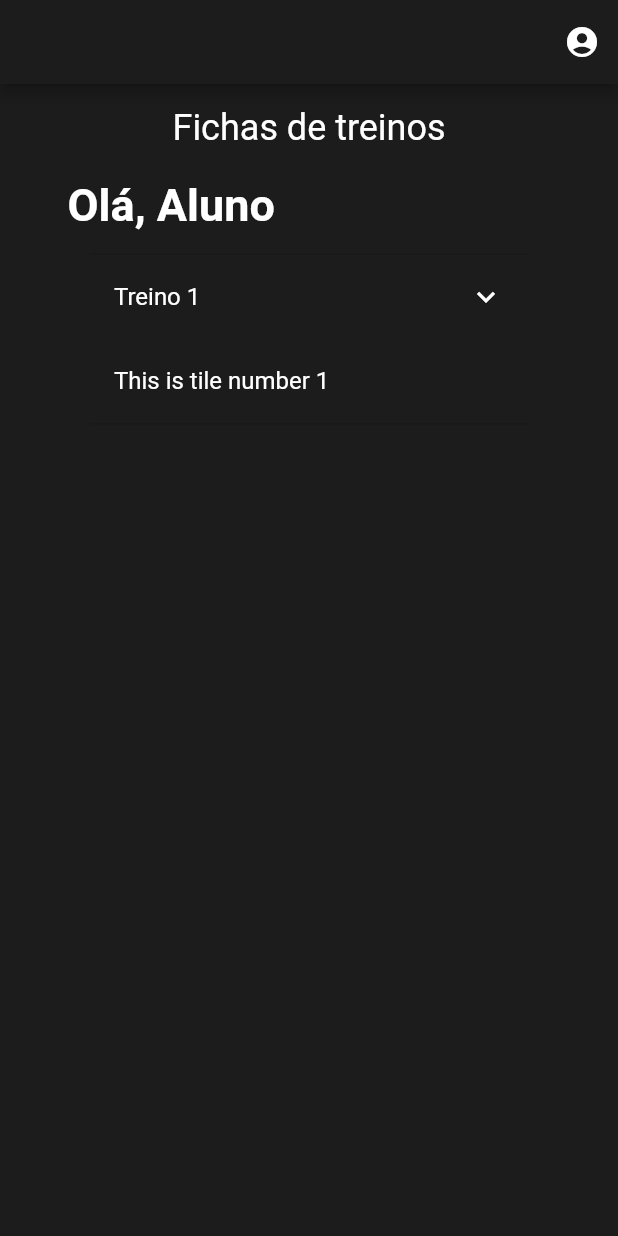
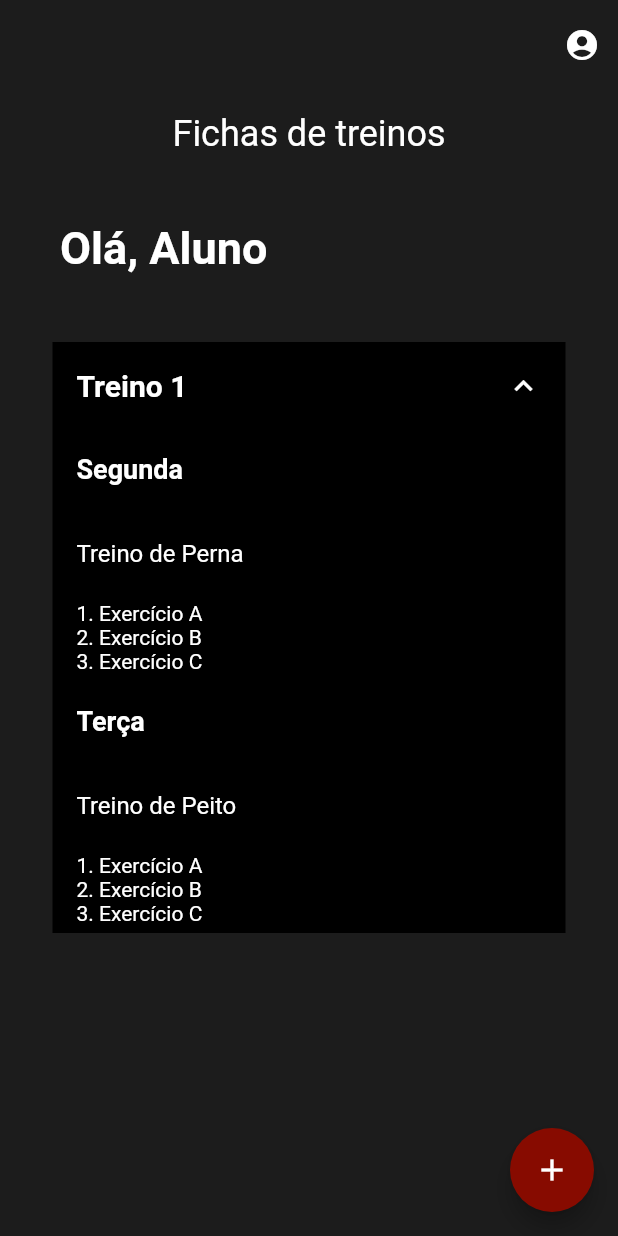
Before and after one commit to marcos-barcelar/IronChampions-app, a Flutter app: the screen it shows after launch, after a tap on "Treino 1", on a phone screen of 412 x 824 dp. Run offline on Flutter 3.47's test engine with Material 2 defaults, Android fonts, the phone set to English and light mode, and no system bars.

Commit message:
tela principal refeita e finalizada

```diff
--- a/lib/screens/primary_screen.dart
+++ b/lib/screens/primary_screen.dart
@@ -1,14 +1,21 @@
 import 'package:flutter/material.dart';
 
-class PrimaryScreen extends StatelessWidget {
+class PrimaryScreen extends StatefulWidget {
   const PrimaryScreen({Key? key}) : super(key: key);
 
+  @override
+  _PrimaryScreenState createState() => _PrimaryScreenState();
+}
+
+class _PrimaryScreenState extends State<PrimaryScreen> {
   @override
   Widget build(BuildContext context) {
     return Scaffold(
       backgroundColor: Color(0xFF1C1C1C),
       appBar: AppBar(
         backgroundColor: Color(0xFF1C1C1C),
+        toolbarHeight: 60,
+        elevation: 0,
         actions: [
           IconButton(
             onPressed: () {},
@@ -17,9 +24,9 @@ class PrimaryScreen extends StatelessWidget {
         ],
       ),
       body: Center(
-        child: Padding(
-          padding: const EdgeInsets.symmetric(horizontal: 30.0),
-          child: Padding(
+        child: Column(
+          children: [
+            Padding(
               padding: const EdgeInsets.all(15.0),
               child: Column(
                 mainAxisAlignment: MainAxisAlignment.start,
@@ -35,6 +42,8 @@ class PrimaryScreen extends StatelessWidget {
                   SizedBox(height: 20),
                   Align(
                     alignment: Alignment.centerLeft,
+                    child: Padding(
+                      padding: const EdgeInsets.all(25.0),
                       child: Text(
                         'Olá, Aluno',
                         style: TextStyle(
@@ -44,30 +53,117 @@ class PrimaryScreen extends StatelessWidget {
                         ),
                       ),
                     ),
-                Padding(
-                  padding: const EdgeInsets.all(15.0),
+                  ),
+                  Theme(
+                    data: Theme.of(context).copyWith(
+                      canvasColor: Colors.black,
+                    ),
+                    child: Padding(
+                      padding: const EdgeInsets.all(20.0),
                       child: ExpansionTile(
                         collapsedBackgroundColor: Colors.black,
+                        backgroundColor: Colors.black,
+                        iconColor: Colors.white,
+                        collapsedIconColor: Colors.white,
                         title: Text(
                           'Treino 1',
                           style: TextStyle(
+                            fontSize: 20,
+                            fontWeight: FontWeight.bold,
                             color: Colors.white,
                           ),
                         ),
-                    trailing: Icon(
-                      Icons.expand_more,
-                      color: Colors.white,
-                    ),
-                    backgroundColor: Color(0xFF1C1C1C),
-                    children: <Widget>[
+                        children: [
                           ListTile(
                             title: Text(
-                          'This is tile number 1',
+                              'Segunda',
                               style: TextStyle(
+                                fontSize: 18,
+                                fontWeight: FontWeight.bold,
                                 color: Colors.white,
                               ),
                             ),
-
+                          ),
+                          ListTile(
+                            title: Text(
+                              'Treino de Perna',
+                              style: TextStyle(
+                                fontSize: 16,
+                                color: Colors.white,
+                              ),
+                            ),
+                          ),
+                          ListTile(
+                            title: Column(
+                              crossAxisAlignment: CrossAxisAlignment.start,
+                              children: [
+                                Text(
+                                  '1. Exercício A',
+                                  style: TextStyle(
+                                    fontSize: 14,
+                                    color: Colors.white,
+                                  ),
+                                ),
+                                Text(
+                                  '2. Exercício B',
+                                  style: TextStyle(
+                                    fontSize: 14,
+                                    color: Colors.white,
+                                  ),
+                                ),
+                                Text(
+                                  '3. Exercício C',
+                                  style: TextStyle(
+                                    fontSize: 14,
+                                    color: Colors.white,
+                                  ),
+                                ),
+                              ],
+                            ),
+                          ),
+                          ListTile(
+                            title: Text(
+                              'Terça',
+                              style: TextStyle(
+                                fontSize: 18,
+                                fontWeight: FontWeight.bold,
+                                color: Colors.white,
+                              ),
+                            ),
+                          ),
+                          ListTile(
+                            title: Text(
+                              'Treino de Peito',
+                              style: TextStyle(
+                                fontSize: 16,
+                                color: Colors.white,
+                              ),
+                            ),
+                          ),
+                          ListTile(
+                            title: Column(
+                              crossAxisAlignment: CrossAxisAlignment.start,
+                              children: [
+                                Text(
+                                  '1. Exercício A',
+                                  style: TextStyle(
+                                    fontSize: 14,
+                                    color: Colors.white,
+                                  ),
+                                ),
+                                Text(
+                                  '2. Exercício B',
+                                  style: TextStyle(
+                                    fontSize: 14,
+                                    color: Colors.white,
+                                  ),
+                                ),
+                                Text(
+                                  '3. Exercício C',
+                                  style: TextStyle(
+                                    fontSize: 14,
+                                    color: Colors.white,
+                                  ),
                                 ),
                               ],
                             ),
@@ -76,7 +172,20 @@ class PrimaryScreen extends StatelessWidget {
                       ),
                     ),
                   ),
+                ],
               ),
+            ),
+          ],
+        ),
+      ),
+      floatingActionButton: FloatingActionButton(
+        onPressed: () {
+
+        },
+        backgroundColor: Color(0xFF870B00),
+        child: Icon(Icons.add),
+      ),
+      floatingActionButtonLocation: FloatingActionButtonLocation.endFloat,
     );
   }
 }
```
Lines whose indentation alone changed are shown as unchanged.
